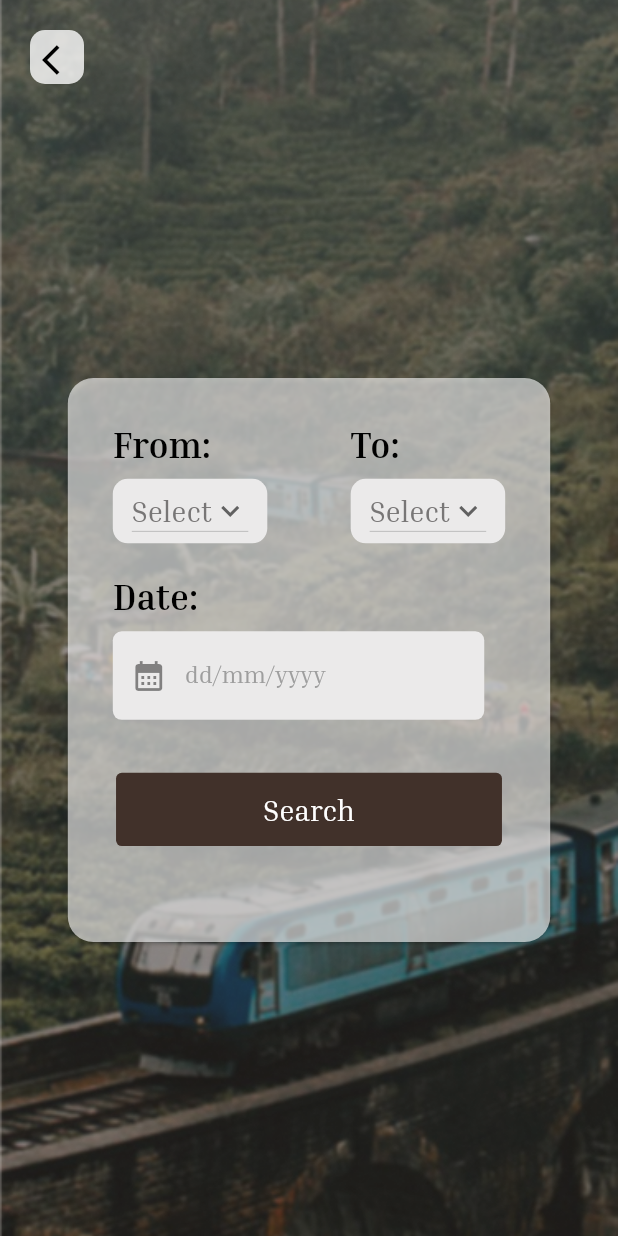
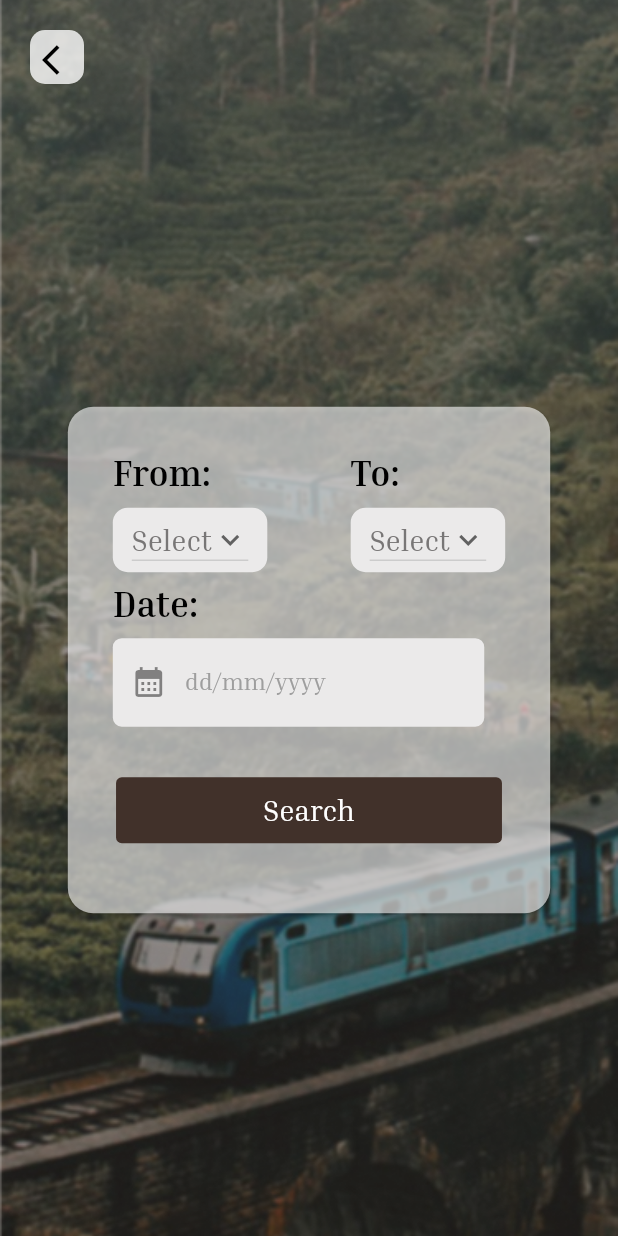
Before and after one commit to Train-D/mobile, a Flutter app: the OnboardingTwoScreen screen opened directly, after a tap on "Get started", after a tap on "Login", after a tap on "Tickets", on a phone screen of 412 x 824 dp. Run offline on Flutter 3.47's test engine with Material 2 defaults, Android fonts, the phone set to English and light mode, and no system bars; our stand-ins replace bloc, dartz, equatable, flutter_bloc, get_it, responsive_sizer.

Commit message:
update login

```diff
--- a/lib/core/utils/components.dart
+++ b/lib/core/utils/components.dart
@@ -59,7 +59,7 @@ class SharedComponents {
         child: Text(
           text.toUpperCase(),
           style: Theme.of(context).textTheme.displayMedium!.copyWith(
-                color: lightColor,
+                color: textButtonColor,
               ),
         ),
       );
--- a/lib/features/app/presentation/screens/onboarding1_screen.dart
+++ b/lib/features/app/presentation/screens/onboarding1_screen.dart
@@ -49,7 +49,7 @@ class Onboarding1Screen extends StatelessWidget {
                       //size: 18.sp,
                       context: context,
                       icon: Icons.arrow_forward_ios,
-                      width: 25.w,
+                      width: AppConstants.width(context) * 0.3,
                       height: 6.h,
                       radius: 8.sp,
                       withIcon: true,
--- a/lib/features/app/presentation/screens/onboarding2_screen.dart
+++ b/lib/features/app/presentation/screens/onboarding2_screen.dart
@@ -50,7 +50,7 @@ class OnboardingTwoScreen extends StatelessWidget {
                       },
                       text: 'Get started',
                       context: context,
-                      width: 40.w,
+                      width: AppConstants.width(context) * 0.4,
                       height: 6.h,
                       withIcon: false,
                       radius: 8.sp
--- a/lib/features/authentication/presentation/screens/login_screen.dart
+++ b/lib/features/authentication/presentation/screens/login_screen.dart
@@ -130,7 +130,6 @@ class LoginScreen extends StatelessWidget {
                                             .displayMedium!
                                             .copyWith(
                                               fontSize: 16.sp,
-                                              color : Color(0xffE4A286),
                                             ),
                                       ),
                                     ),
--- a/lib/features/tickets/presentation/screens/from_to_screen.dart
+++ b/lib/features/tickets/presentation/screens/from_to_screen.dart
@@ -26,7 +26,7 @@ class FromToScreen extends StatelessWidget {
             backgroundColor: fromToBgColor,
             body: Center(
               child: Container(
-                height: h * 0.5,
+                height: h * 0.45,
                 width: w * 0.8,
                 child: Card(
                   color: fromToCardBgColor,
@@ -34,10 +34,12 @@ class FromToScreen extends StatelessWidget {
                     borderRadius: BorderRadius.circular(17),
                   ),
                   child: LayoutBuilder(
-                    builder: (ctx, constrains) => Column(
+                    builder: (ctx, constrains) => SingleChildScrollView(
+                      child: Column(
+                        mainAxisAlignment: MainAxisAlignment.center,
                         children: [
                           Container(
-                          height: constrains.maxHeight * 0.35,
+                            //height: constrains.maxHeight * 0.35,
                             padding:
                                 EdgeInsets.only(top: 30, left: 30, right: 30),
                             child: Row(
@@ -58,8 +60,11 @@ class FromToScreen extends StatelessWidget {
                               ],
                             ),
                           ),
+                          SizedBox(
+                            height: constrains.maxHeight * 0.02,
+                          ),
                           Container(
-                          height: constrains.maxHeight * 0.3,
+                            //height: constrains.maxHeight * 0.3,
 
                             padding: EdgeInsets.only(left: 30, right: 30),
                             child: Row(
@@ -72,14 +77,13 @@ class FromToScreen extends StatelessWidget {
                                       width: constrains.maxWidth * 0.77,
                                       child: SharedComponents.defaultTextField(
                                           controller: cubit.fromToDateCon,
-                                        type: TextInputType.datetime,
+                                          type: TextInputType.text,
                                           validate: (e) {},
                                           label: 'dd/mm/yyyy',
                                           radius: 10.sp,
                                           bgColor: dateFieldColor,
                                           preIcon: Icons.calendar_month,
                                           onChange: (e) {
-                                          cubit.fromToDateCon.text = e;
                                           },
                                           prePressed: () =>
                                               TicketsComponents.datePicker(
@@ -91,7 +95,7 @@ class FromToScreen extends StatelessWidget {
                             ),
                           ),
                           SizedBox(
-                          height: constrains.maxHeight * 0.05,
+                            height: constrains.maxHeight * 0.1,
                           ),
                           Row(
                             mainAxisAlignment: MainAxisAlignment.center,
@@ -117,6 +121,7 @@ class FromToScreen extends StatelessWidget {
               ),
             ),
           ),
+        ),
       );
     });
   }
```
Also changed, not shown: lib/features/authentication/presentation/screens/home.dart (deleted, +0 -18 lines). Lines whose indentation alone changed are shown as unchanged.
